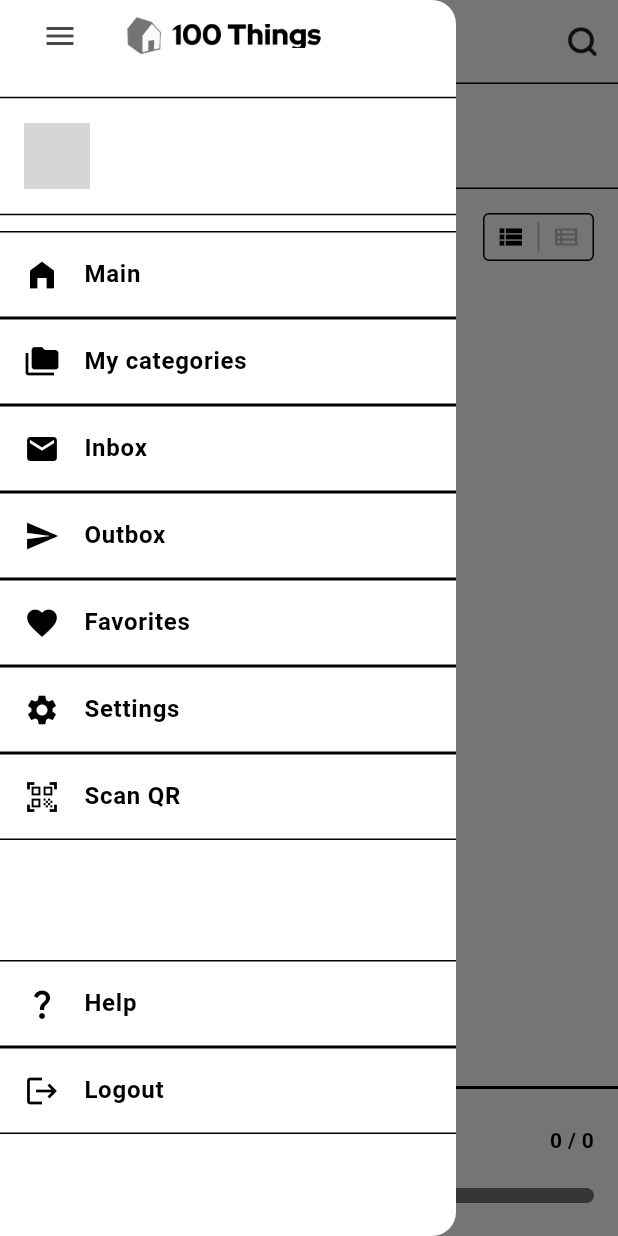
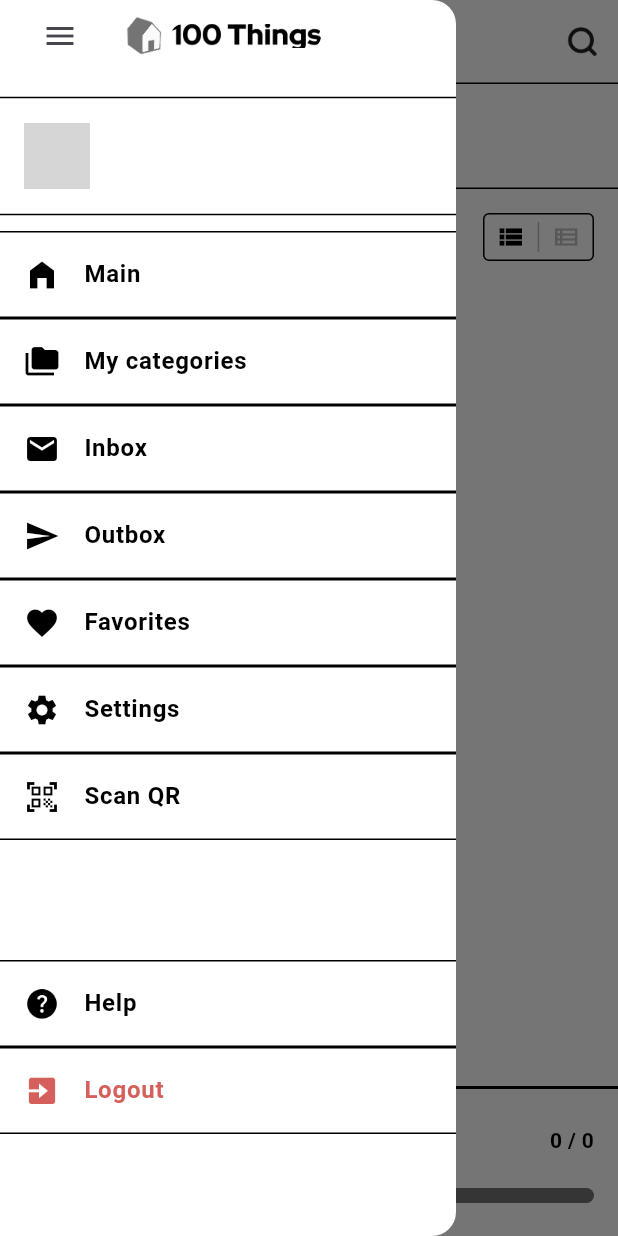
Before and after one commit to rustam2000-a11y/-a-hundred-things, a Flutter app: the screen it shows once a user with an empty profile is signed in, with the side drawer open, on a phone screen of 412 x 824 dp. Run offline on Flutter 3.47's test engine with Material 3 defaults, Android fonts, the phone set to English and light mode, and no system bars; our stand-ins replace bloc, cloud_firestore, easy_localization, equatable, firebase_auth, firebase_core and 9 more; missing offline and left inert: cropperx, google_ml_kit; accounts and stored records are empty; network calls fail; Roboto replaces fonts that are missing (Inter); grey boxes are pictures that could not be loaded.

Commit message:
feat: update drawer design

```diff
--- a/lib/module/home/widget/custom_list_tile.dart
+++ b/lib/module/home/widget/custom_list_tile.dart
@@ -3,18 +3,22 @@ import 'package:flutter/material.dart';
 class CustomListTile extends StatefulWidget {
   const CustomListTile({
     Key? key,
-    required this.icon,
+    this.icon,
+    this.imagePath,
     required this.text,
     required this.onTap,
     this.lightThemeColor,
     this.darkThemeColor,
+    this.textColor,
   }) : super(key: key);
 
-  final IconData icon;
+  final IconData? icon;
+  final String? imagePath;
   final String text;
   final VoidCallback onTap;
   final Color? lightThemeColor;
   final Color? darkThemeColor;
+  final Color? textColor;
 
   @override
   State<CustomListTile> createState() => _CustomListTileState();
@@ -37,14 +41,31 @@ class _CustomListTileState extends State<CustomListTile> {
 
   @override
   Widget build(BuildContext context) {
-    final bool isDarkMode = Theme.of(context).brightness == Brightness.dark;
-    final Color defaultBackground = isDarkMode
-        ? (widget.darkThemeColor ?? Colors.black)
-        : (widget.lightThemeColor ?? Colors.white);
+    final isDarkMode = Theme.of(context).brightness == Brightness.dark;
+
+    final backgroundColor = isPressed
+        ? Colors.black
+        : (isDarkMode
+        ? widget.darkThemeColor ?? Colors.black
+        : widget.lightThemeColor ?? Colors.white);
+
+    final effectiveTextColor =
+    isPressed ? Colors.white : widget.textColor ?? Colors.black;
+
+    Widget? leadingWidget;
+    if (widget.icon != null) {
+      leadingWidget = Icon(widget.icon, color: effectiveTextColor);
+    } else if (widget.imagePath != null) {
+      leadingWidget = Image.asset(
+        widget.imagePath!,
+        width: 24,
+        height: 24,
+      );
+    }
 
     return Container(
       decoration: BoxDecoration(
-        color: isPressed ? Colors.black : defaultBackground,
+        color: backgroundColor,
         border: const Border(
           top: BorderSide(),
           bottom: BorderSide(),
@@ -56,15 +77,10 @@ class _CustomListTileState extends State<CustomListTile> {
         onTapUp: _handleTapUp,
         onTapCancel: _handleTapCancel,
         child: ListTile(
-          leading: Icon(
-            widget.icon,
-            color: isPressed ? Colors.white : Colors.black,
-          ),
+          leading: leadingWidget,
           title: Text(
             widget.text,
-            style: TextStyle(
-              color: isPressed ? Colors.white : Colors.black,
-            ),
+            style: TextStyle(color: effectiveTextColor),
           ),
         ),
       ),
--- a/lib/module/home/widget/drawer.dart
+++ b/lib/module/home/widget/drawer.dart
@@ -1,6 +1,7 @@
 import 'package:cloud_firestore/cloud_firestore.dart';
 import 'package:firebase_auth/firebase_auth.dart';
 import 'package:flutter/material.dart';
+import '../../../presentation/colors.dart';
 import '../../login/screen/login_screen.dart';
 import '../../settings/screen/user_profile_screen.dart';
 import '../../things/new_things/favorite_screen.dart';
@@ -223,15 +224,16 @@ class _CustomDrawerState extends State<CustomDrawer> {
 
               const SizedBox(height: 80),
               CustomListTile(
-                icon: Icons.question_mark_sharp,
+                imagePath: 'assets/images/material-symbols_help.png',
                 text: 'Help',
                 onTap: () {
                   Navigator.pop(context);
                 },
               ),
               CustomListTile(
-                icon: Icons.logout,
+                imagePath: 'assets/images/bxs_exit.png',
                 text: 'Logout',
+                textColor: AppColors.red,
                 onTap: () async {
                   try {
                     await FirebaseAuth.instance.signOut();
--- a/lib/presentation/colors.dart
+++ b/lib/presentation/colors.dart
@@ -16,6 +16,7 @@ class AppColors {
   static const Color grey = Color(0xFF747474);
   static const Color greyNew = Color(0xFF5D5D5D);
   static const Color mutedBlueGrey = Color(0xFFACB5BB);
+  static const Color red = Color(0xFFD55F5A);
   static const LinearGradient whiteToBlackGradient = LinearGradient(
     colors: [
       Color(0xFF000000),Color(0xFFFFFFFF),
```
Also changed, not shown: assets/images/bxs_exit.png (added), assets/images/material-symbols_help.png (added).
